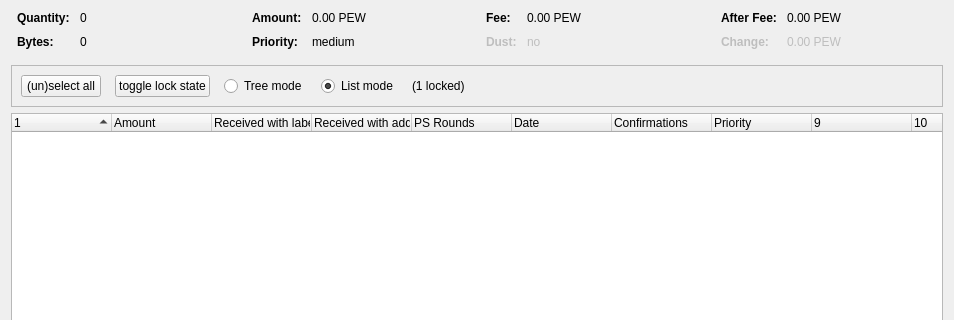
The window that src/qt/forms/coincontroldialog.ui (twachikku/brofist) describes before a commit, drawn with Qt 5; both pictures show x 0 to 954 and y 0 to 320 of the 954 by 500 pixel window.
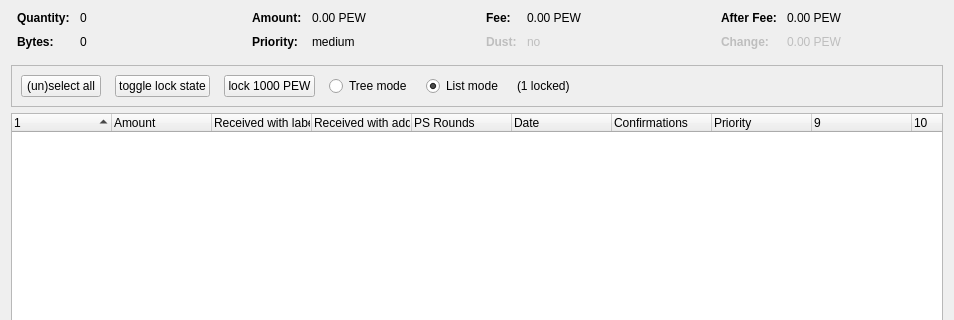
The same window after the commit. Custom widgets are drawn as their Qt base class.

The edit to the form file:
```diff
--- a/src/qt/forms/coincontroldialog.ui
+++ b/src/qt/forms/coincontroldialog.ui
@@ -13,6 +13,9 @@
   <property name="windowTitle">
    <string>Coin Selection</string>
   </property>
+  <property name="styleSheet">
+   <string notr="true"/>
+  </property>
   <layout class="QVBoxLayout" name="verticalLayout">
    <item>
     <layout class="QHBoxLayout" name="horizontalLayoutTop" stretch="0,0,0,0">
@@ -348,7 +351,7 @@
      </property>
      <layout class="QHBoxLayout" name="horizontalLayout">
       <item>
-       <layout class="QHBoxLayout" name="horizontalLayoutPanel" stretch="0,0,0,0,0,0">
+       <layout class="QHBoxLayout" name="horizontalLayoutPanel" stretch="0,0,0,0,0,0,0">
         <property name="spacing">
          <number>14</number>
         </property>
@@ -384,6 +387,16 @@
           </property>
          </widget>
         </item>
+        <item>
+         <widget class="QPushButton" name="pushButtonLock1000">
+          <property name="toolTip">
+           <string>To lock all items with 1000 PEW </string>
+          </property>
+          <property name="text">
+           <string>lock 1000 PEW</string>
+          </property>
+         </widget>
+        </item>
         <item>
          <widget class="QRadioButton" name="radioTreeMode">
           <property name="sizePolicy">
```
